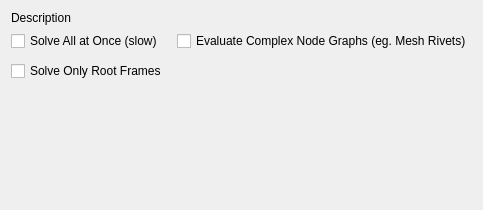
david-cattermole/mayaMatchMoveSolver, file python/mmSolver/tools/solver/widget/solver_standard_widget.ui: the form before one commit.
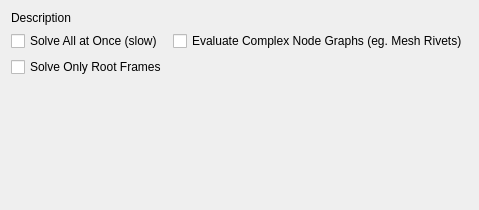
The form after the commit.

Commit message: Reduce UI size of bottom half of solver UI.

The edit to the form file:
```diff
--- a/python/mmSolver/tools/solver/widget/solver_standard_widget.ui
+++ b/python/mmSolver/tools/solver/widget/solver_standard_widget.ui
@@ -31,10 +31,7 @@
     <layout class="QHBoxLayout" name="rootFrames_layout"/>
    </item>
    <item>
-    <layout class="QHBoxLayout" name="options_layout" stretch="0,0,0">
-     <property name="spacing">
-      <number>10</number>
-     </property>
+    <layout class="QHBoxLayout" name="options_layout">
      <item>
       <layout class="QVBoxLayout" name="options1_layout">
        <item>
@@ -125,7 +122,7 @@
      <property name="sizeHint" stdset="0">
       <size>
        <width>20</width>
-       <height>5</height>
+       <height>1</height>
       </size>
      </property>
     </spacer>
```
The commit also changes 3 other files.
